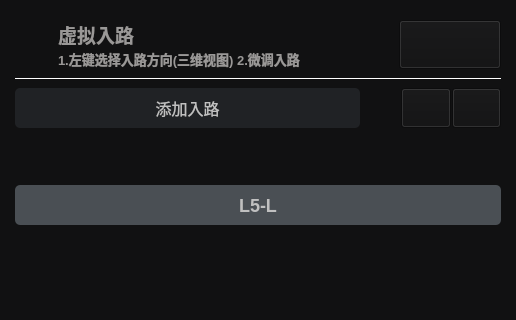
Qt form surgical-robot-software-2-0/routeplan2widget.ui (Z-Hd/Lingxi-Spine-care-Visual-Interactive-Software-Prototype) before a commit; both pictures show x 0 to 516 and y 0 to 320 of the 516 by 969 pixel window.
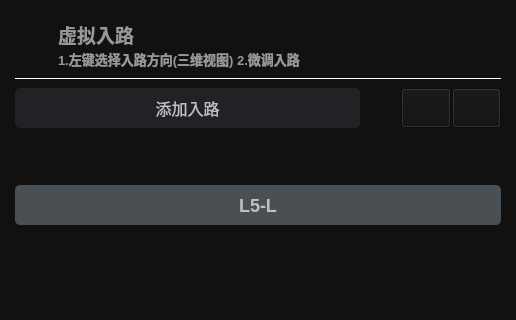
The same form after that commit. Icons and pictures are not drawn.

Diff of the .ui file:
```diff
--- a/surgical-robot-software-2-0/routeplan2widget.ui
+++ b/surgical-robot-software-2-0/routeplan2widget.ui
@@ -125,9 +125,10 @@
          </sizepolicy>
         </property>
         <property name="styleSheet">
-         <string notr="true">border-image: url(:/resource/image/switchbuttonclose.png);
-background-position: center; 
-background-repeat: no-repeat;</string>
+         <string notr="true">background-position: center;
+background-repeat: no-repeat;
+border: none;
+background-color: transparent;</string>
         </property>
         <property name="text">
          <string/>
```
